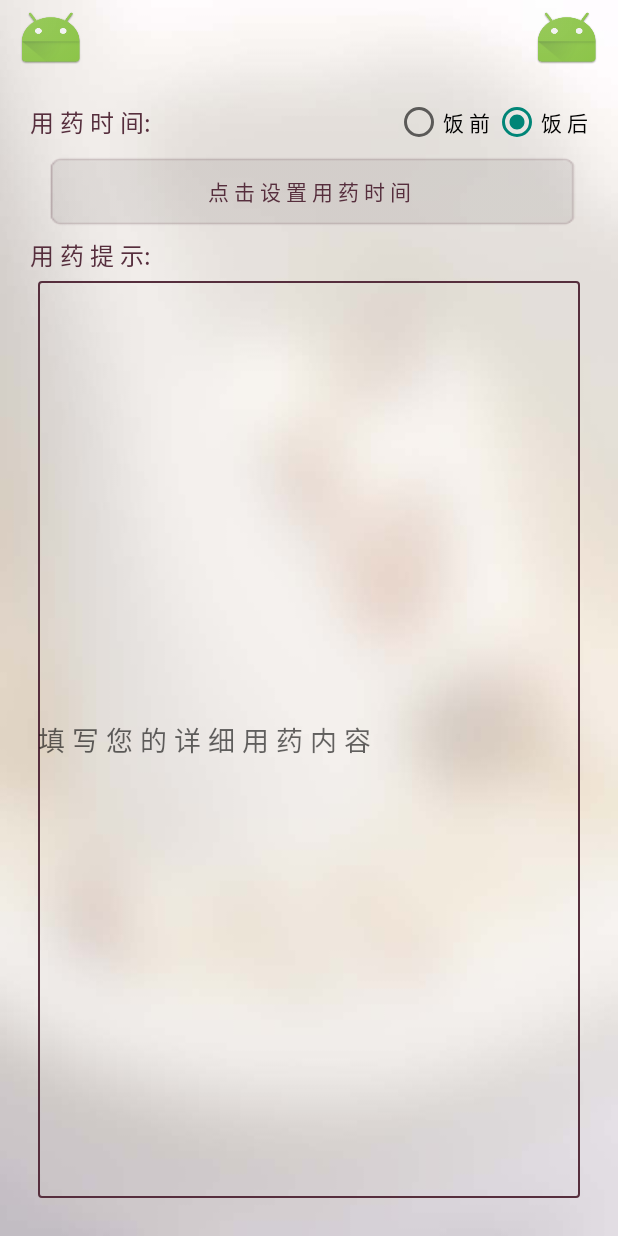
After one commit to shiweixian2/BosomCode, an Android app: the layout add_remind.xml on its own in the app's theme, with its tools: preview values and no code run, on a phone screen of 412 x 824 dp. The commit adds this screen. Run offline under Robolectric (Android 15) with nearby library versions, the light colour scheme and no system bars.

Commit message:
互联网+ 知心药码9

```diff
--- a/app/src/main/AndroidManifest.xml
+++ b/app/src/main/AndroidManifest.xml
@@ -32,7 +32,9 @@
         <activity
             android:name=".center.ShowImageDetail"
             android:screenOrientation="portrait" />
-
+        <activity
+            android:name=".right.AddRemind"
+            android:screenOrientation="portrait" />
     </application>
 
     <uses-permission android:name="android.permission.MOUNT_UNMOUNT_FILESYSTEMS"/>
--- a/app/src/main/java/com/outstudio/bosomcode/slideMenu/MyDoctor.java
+++ b/app/src/main/java/com/outstudio/bosomcode/slideMenu/MyDoctor.java
@@ -13,6 +13,6 @@ public class MyDoctor extends Activity {
     @Override
     protected void onCreate(Bundle savedInstanceState) {
         super.onCreate(savedInstanceState);
-        setContentView(R.layout.call_help);
+        setContentView(R.layout.my_doctor);
     }
 }
--- a/app/src/main/java/com/outstudio/bosomcode/utils/Utils.java
+++ b/app/src/main/java/com/outstudio/bosomcode/utils/Utils.java
@@ -17,4 +17,9 @@ public class Utils {
         String date = dateFormat.format(new Date());
         return date;
     }
+    public static String getTime(){
+        SimpleDateFormat timeFormat = new SimpleDateFormat("HH:mm");
+        String time = timeFormat.format(new Date());
+        return time;
+    }
 }
--- /dev/null
+++ b/app/src/main/res/drawable-xhdpi/add_remind_time_bt_bg.xml
@@ -0,0 +1,5 @@
+<?xml version="1.0" encoding="utf-8"?>
+<selector xmlns:android="http://schemas.android.com/apk/res/android">
+    <item android:drawable="@drawable/add_remind_time_bt_pressed_bg" android:state_pressed="true" />
+    <item android:drawable="@drawable/add_remind_time_bt_normal_bg" />
+</selector>
--- /dev/null
+++ b/app/src/main/res/layout/add_remind.xml
@@ -0,0 +1,188 @@
+<?xml version="1.0" encoding="utf-8"?>
+<LinearLayout xmlns:android="http://schemas.android.com/apk/res/android"
+    android:layout_width="match_parent"
+    android:layout_height="match_parent"
+    android:background="@drawable/main_bg"
+    android:isScrollContainer="true"
+    android:orientation="vertical">
+
+    <RelativeLayout
+        android:layout_width="match_parent"
+        android:layout_height="40dp"
+        android:layout_marginTop="5dp"
+        android:paddingLeft="10dp"
+        android:paddingRight="10dp">
+
+        <ImageButton
+            android:id="@+id/add_remind_cancel_bt"
+            android:layout_width="wrap_content"
+            android:layout_height="wrap_content"
+            android:layout_alignParentLeft="true"
+            android:layout_centerInParent="true"
+            android:background="@drawable/ic_launcher" />
+
+        <ImageButton
+            android:id="@+id/add_remind_confirm_bt"
+            android:layout_width="wrap_content"
+            android:layout_height="wrap_content"
+            android:layout_alignParentRight="true"
+            android:layout_centerVertical="true"
+            android:background="@drawable/ic_launcher" />
+    </RelativeLayout>
+
+    <LinearLayout
+        android:layout_width="match_parent"
+        android:layout_height="match_parent"
+        android:orientation="vertical"
+        android:padding="20dp">
+
+
+        <RelativeLayout
+            android:layout_width="match_parent"
+            android:layout_height="wrap_content">
+
+            <TextView
+                android:id="@+id/add_remind_time_tip_text"
+                android:layout_width="wrap_content"
+                android:layout_height="wrap_content"
+                android:layout_alignParentLeft="true"
+                android:layout_centerVertical="true"
+                android:text="@string/add_remind_time_tip_text"
+                android:textColor="@color/purple"
+                android:textSize="16sp" />
+
+            <TextView
+                android:id="@+id/add_remind_time"
+                android:layout_width="wrap_content"
+                android:layout_height="wrap_content"
+                android:layout_centerVertical="true"
+                android:layout_marginLeft="5dp"
+                android:layout_toRightOf="@+id/add_remind_time_tip_text"
+                android:textColor="@color/purple"
+                android:textSize="16sp" />
+
+            <RadioGroup
+                android:layout_width="wrap_content"
+                android:layout_height="wrap_content"
+                android:layout_alignParentRight="true"
+                android:orientation="horizontal">
+
+                <RadioButton
+                    android:id="@+id/add_remind_before_meal_radio"
+                    android:layout_width="wrap_content"
+                    android:layout_height="wrap_content"
+                    android:layout_toLeftOf="@+id/add_remind_after_meal_radio"
+                    android:text="@string/add_remind_before_meal_radio_text" />
+
+                <RadioButton
+                    android:id="@+id/add_remind_after_meal_radio"
+                    android:layout_width="wrap_content"
+                    android:layout_height="wrap_content"
+                    android:layout_alignParentEnd="true"
+                    android:layout_alignParentRight="true"
+                    android:layout_marginLeft="2dp"
+                    android:checked="true"
+                    android:text="@string/add_remind_after_meal_radio_text" />
+            </RadioGroup>
+
+        </RelativeLayout>
+
+
+        <Button
+            android:id="@+id/add_remind_time_bt"
+            android:layout_width="match_parent"
+            android:layout_height="50dp"
+            android:layout_margin="5dp"
+            android:layout_marginBottom="30dp"
+            android:background="@drawable/add_remind_time_bt_bg"
+            android:text="@string/add_remind_time_bt_text"
+            android:textColor="@color/purple" />
+
+        <TextView
+            android:layout_width="match_parent"
+            android:layout_height="wrap_content"
+            android:text="@string/add_remind_content_tip_text"
+            android:textColor="@color/purple"
+            android:textSize="16sp" />
+
+        <EditText
+            android:id="@+id/add_remind_edit"
+            android:layout_width="match_parent"
+            android:layout_height="match_parent"
+            android:layout_margin="5dp"
+            android:background="@drawable/my_doctor_add_edit_bg"
+            android:hint="@string/add_remind_content_hint"
+            android:inputType="text"
+            android:singleLine="true"
+            android:textColor="@color/black" />
+
+        <!--<RelativeLayout-->
+        <!--android:layout_width="wrap_content"-->
+        <!--android:layout_height="wrap_content">-->
+
+        <!--<TextView-->
+        <!--android:layout_width="wrap_content"-->
+        <!--android:layout_height="wrap_content"-->
+        <!--android:layout_alignParentLeft="true"-->
+        <!--android:text="@string/add_remind_content_tip2_text"-->
+        <!--android:textColor="@color/purple" />-->
+
+        <!--<TextView-->
+        <!--android:layout_width="wrap_content"-->
+        <!--android:layout_height="wrap_content"-->
+        <!--android:layout_alignParentRight="true"-->
+        <!--android:text="@string/add_remind_amount_tip_text"-->
+        <!--android:textColor="@color/purple" />-->
+        <!--</RelativeLayout>-->
+
+        <!--<LinearLayout-->
+        <!--android:layout_width="match_parent"-->
+        <!--android:layout_height="wrap_content"-->
+        <!--android:gravity="center_vertical"-->
+        <!--android:orientation="horizontal">-->
+
+        <!--<EditText-->
+        <!--android:id="@+id/add_remind_edit"-->
+        <!--android:layout_width="0dp"-->
+        <!--android:layout_height="45dp"-->
+        <!--android:layout_weight="4"-->
+        <!--android:background="@drawable/my_doctor_add_edit_bg"-->
+        <!--android:hint="@string/add_remind_content_hint"-->
+        <!--android:inputType="text"-->
+        <!--android:singleLine="true"-->
+        <!--android:textColor="@color/black" />-->
+
+        <!--<EditText-->
+        <!--android:id="@+id/add_remind_amount_edit"-->
+        <!--android:layout_width="0dp"-->
+        <!--android:layout_height="45dp"-->
+        <!--android:layout_weight="1"-->
+        <!--android:background="@drawable/my_doctor_add_edit_bg"-->
+        <!--android:hint="@string/add_remind_amount_hint" />-->
+
+        <!--</LinearLayout>-->
+
+    </LinearLayout>
+    <!--<FrameLayout-->
+    <!--android:layout_width="match_parent"-->
+    <!--android:layout_height="50dp">-->
+
+    <!--<Button-->
+    <!--android:id="@+id/add_remind_add_medicine_bt"-->
+    <!--android:layout_width="match_parent"-->
+    <!--android:layout_height="wrap_content"-->
+    <!--android:background="@color/clear"-->
+    <!--android:text="@string/add_remind_add_medicine_bt_text"-->
+    <!--android:textColor="@color/purple"-->
+    <!--android:textSize="18sp" />-->
+
+    <!--<ImageView-->
+    <!--android:layout_width="35dp"-->
+    <!--android:layout_height="35dp"-->
+    <!--android:layout_marginLeft="50dp"-->
+    <!--android:layout_gravity="center_vertical"-->
+    <!--android:background="@drawable/right_fragment_remind_bt_icon"-->
+    <!--android:scaleType="fitCenter" />-->
+    <!--</FrameLayout>-->
+
+</LinearLayout>
--- a/app/src/main/res/layout/share_thought.xml
+++ b/app/src/main/res/layout/share_thought.xml
@@ -1,7 +1,7 @@
 <?xml version="1.0" encoding="utf-8"?>
 <LinearLayout xmlns:android="http://schemas.android.com/apk/res/android"
     android:orientation="vertical" android:layout_width="match_parent"
-    android:isScrollContainer="false"
+    android:background="@drawable/main_bg"
     android:layout_height="match_parent">
 
     <LinearLayout
--- a/app/src/main/res/values/strings.xml
+++ b/app/src/main/res/values/strings.xml
@@ -56,6 +56,18 @@
     <string name="share_thought_bt_text">分   享</string>
 
     <!--一键呼救界面-->
-    <string name="call_help_add_name_tip_text">姓 名:</string>
+    <string name="call_help_add_name_tip_text">医 生 姓 名:</string>
     <string name="call_help_phoneNumber_tip_text">联系电话(手机):</string>
+
+    <!--添加用药提醒-->
+    <string name="add_remind_content_tip_text">用 药 提 示:</string>
+    <string name="add_remind_content_tip2_text">请 填 写 药 品 名 称:</string>
+    <string name="add_remind_amount_tip_text">请填写份数:</string>
+    <string name="add_remind_content_hint">填 写 您 的 详 细 用 药 内 容</string>
+    <string name="add_remind_amount_hint">份 数</string>
+    <string name="add_remind_time_tip_text">用 药 时 间:</string>
+    <string name="add_remind_time_bt_text">点 击 设 置 用 药 时 间</string>
+    <string name="add_remind_before_meal_radio_text">饭 前</string>
+    <string name="add_remind_after_meal_radio_text">饭 后</string>
+    <string name="add_remind_add_medicine_bt_text">添 加 新 药 品</string>
 </resources>
```
Also changed, not shown: app/src/main/java/com/outstudio/bosomcode/center/ShareThought.java (+5 -28 lines), app/src/main/java/com/outstudio/bosomcode/main/RightFragment.java (+8 -1 lines), app/src/main/java/com/outstudio/bosomcode/right/AddRemind.java (+116 -1 lines), app/src/main/java/com/outstudio/bosomcode/utils/FileUtil.java (added, +57 -0 lines), app/src/main/res/drawable-xhdpi/add_remind_time_bt_normal_bg.png (added), app/src/main/res/drawable-xhdpi/add_remind_time_bt_pressed_bg.png (added), app/src/main/res/layout/my_doctor.xml (renamed from app/src/main/res/layout/call_help.xml).
